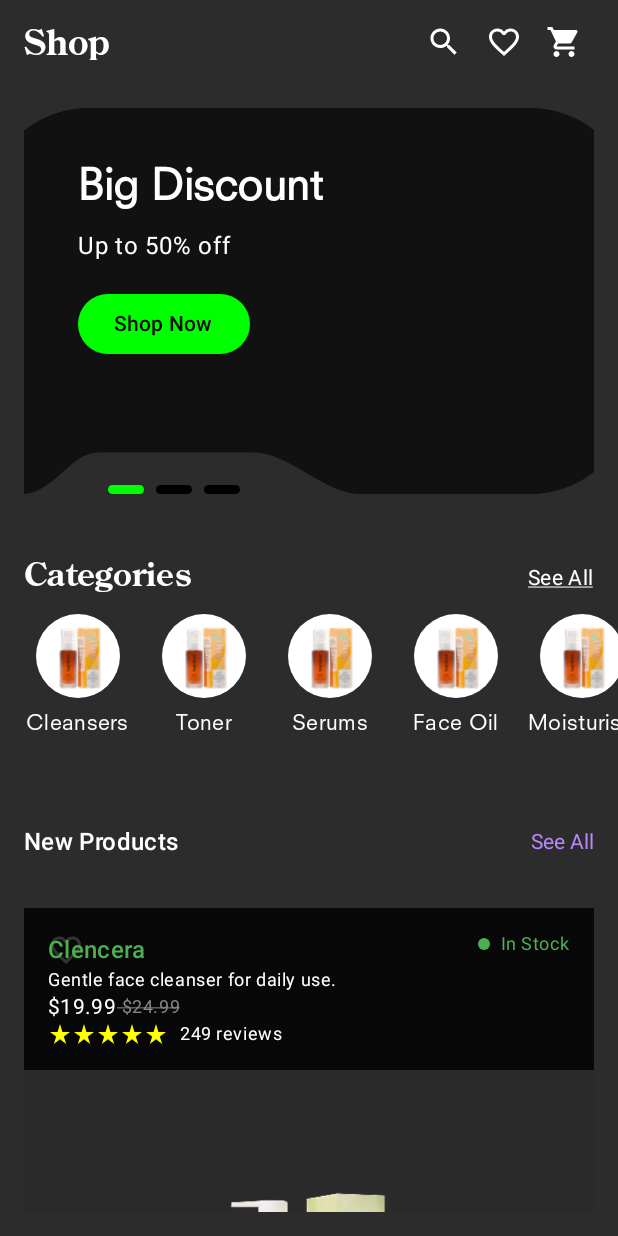
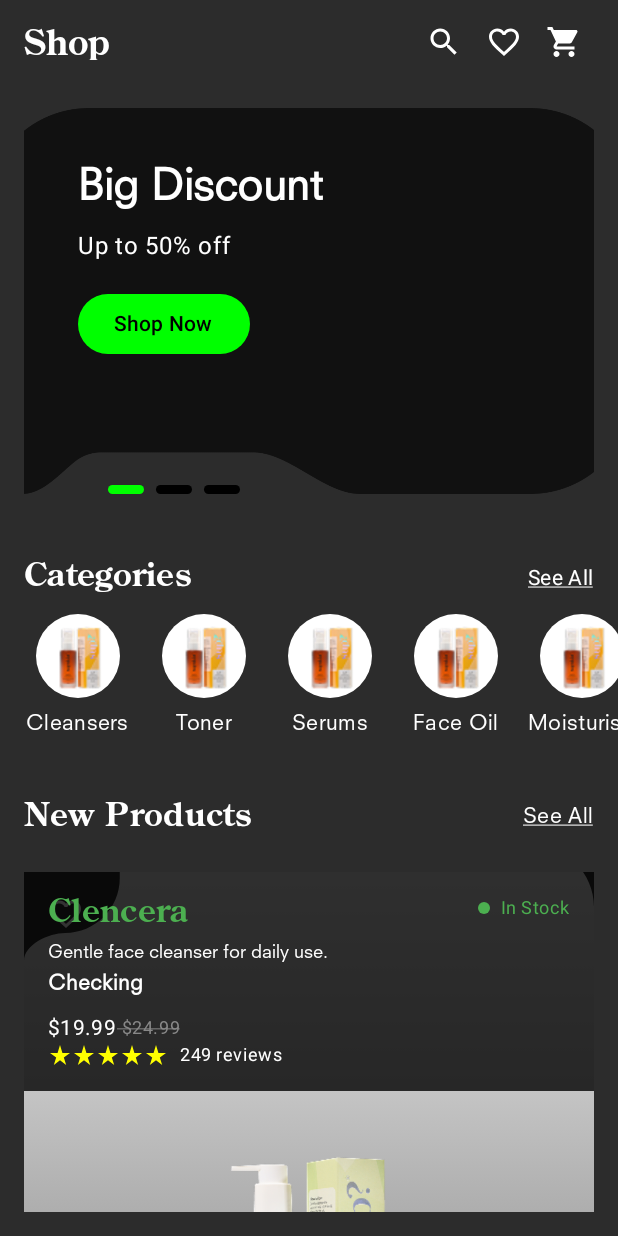
Before and after one commit to oyeraghib/Shop-App-D4C, an Android app built with Jetpack Compose: the screen it shows after launch (HomeActivity), on a phone screen of 412 x 824 dp. Run offline under Robolectric (Android 15) with nearby library versions, the phone set to English and light mode, and no system bars; our stand-ins replace accompanist.

Commit message:
fix: product details item

```diff
--- a/app/src/main/java/com/d4cshopappassignment/data/Product.kt
+++ b/app/src/main/java/com/d4cshopappassignment/data/Product.kt
@@ -5,7 +5,7 @@ import com.checkmycharger.shopappassignment.R
 data class Product(
     val title: String,
     val description: String,
-    val secondDescription: String = "",
+    val secondDescription: String = "Checking",
     val price: String,
     val originalPrice: String,
     val imageRes: Int,
--- a/app/src/main/java/com/d4cshopappassignment/ui/activity/shopHome/HomeActivity.kt
+++ b/app/src/main/java/com/d4cshopappassignment/ui/activity/shopHome/HomeActivity.kt
@@ -38,8 +38,12 @@ import androidx.compose.ui.draw.clip
 import androidx.compose.ui.graphics.Color
 import androidx.compose.ui.layout.ContentScale
 import androidx.compose.ui.res.painterResource
+import androidx.compose.ui.text.font.Font
+import androidx.compose.ui.text.font.FontFamily
+import androidx.compose.ui.text.font.FontWeight
 import androidx.compose.ui.text.style.TextDecoration
 import androidx.compose.ui.unit.dp
+import androidx.compose.ui.unit.sp
 import com.checkmycharger.shopappassignment.R
 import com.d4cshopappassignment.data.Product
 import com.d4cshopappassignment.data.PromoCard
@@ -49,10 +53,6 @@ import com.d4cshopappassignment.data.sampleProducts
 import com.google.accompanist.pager.ExperimentalPagerApi
 import com.google.accompanist.pager.HorizontalPager
 import com.google.accompanist.pager.rememberPagerState
-import androidx.compose.ui.text.font.Font
-import androidx.compose.ui.text.font.FontFamily
-import androidx.compose.ui.text.font.FontWeight
-import androidx.compose.ui.unit.sp
 
 class HomeActivity : ComponentActivity() {
     override fun onCreate(savedInstanceState: Bundle?) {
@@ -156,7 +156,7 @@ fun CategoriesSection(
 ) {
     Column(
         modifier = Modifier.fillMaxWidth()
-            .padding(top = 8.dp, bottom = 8.dp)
+            .padding(top = 8.dp)
     ) {
         Row(
             modifier = Modifier
@@ -313,16 +313,21 @@ fun NewProductsHeader() {
     Row(
         modifier = Modifier
             .fillMaxWidth()
-            .padding(horizontal = 16.dp, vertical = 8.dp),
+            .padding(horizontal = 16.dp),
         horizontalArrangement = Arrangement.SpaceBetween,
         verticalAlignment = Alignment.CenterVertically
     ) {
-        Text("New Products", style = MaterialTheme.typography.titleMedium, color = Color.White)
-        Text("See All", color = Color(0xFFBB86FC), modifier = Modifier.clickable { })
+        Text("New Products", style = MaterialTheme.typography.titleMedium, color = Color.White,
+            fontSize = 22.sp,
+            fontFamily = FontFamily(Font(R.font.century_old_style_std_bold)))
+        Text("See All", modifier = Modifier.clickable { },
+            fontFamily = FontFamily(Font(R.font.neuzeit_sltstd_book)),
+            style = MaterialTheme.typography.bodyMedium.copy(
+                textDecoration = TextDecoration.Underline,
+                color = Color.White
+            ),)
     }
 }
-
-
 
 @Composable
 fun ProductCard(product: Product) {
@@ -334,7 +339,7 @@ fun ProductCard(product: Product) {
     ) {
         // Background PNG
         Image(
-            painter = painterResource(id = R.drawable.product_title_card),
+            painter = painterResource(id = R.drawable.product_bg_card),
             contentDescription = null,
             contentScale = ContentScale.Crop,
             modifier = Modifier.fillMaxSize()
@@ -401,7 +406,8 @@ fun ProductDetailsOverlay(product: Product) {
             horizontalArrangement = Arrangement.SpaceBetween,
             modifier = Modifier.fillMaxWidth()
         ) {
-            Text(product.title, color = Color(0xFF4CAF50), style = MaterialTheme.typography.titleMedium)
+            Text(product.title, color = Color(0xFF4CAF50), style = MaterialTheme.typography.titleMedium,
+                fontSize = 22.sp, fontFamily = FontFamily(Font(R.font.century_old_style_std_bold)))
             Row(verticalAlignment = Alignment.CenterVertically) {
                 val stockColor = if (product.inStock) Color(0xFF4CAF50) else Color.Red
                 Box(
@@ -418,14 +424,34 @@ fun ProductDetailsOverlay(product: Product) {
             }
         }
 
-        Text(product.description, color = Color.White, style = MaterialTheme.typography.bodySmall)
+        Text(
+            text = product.description,
+            color = Color.White,
+            fontSize = 12.sp,
+            fontFamily = FontFamily(Font(R.font.neuzeit_sltstd_book)),
+            fontWeight = FontWeight.Normal,
+            modifier = Modifier.padding(top = 8.dp)
 
-        Row(verticalAlignment = Alignment.CenterVertically) {
+        )
+
+        Text(
+            text = product.secondDescription,
+            color = Color.White,
+            fontSize = 14.sp,
+            fontFamily = FontFamily(Font(R.font.neuzeit_sltstd_book)),
+            fontWeight = FontWeight.Bold,
+            modifier = Modifier.padding(top = 8.dp)
+        )
+
+        Row(verticalAlignment = Alignment.CenterVertically,
+            modifier = Modifier.padding(top = 12.dp)
+        ) {
+
             Text(product.price, color = Color.White, style = MaterialTheme.typography.bodyMedium)
             Text(
                 text = " ${product.originalPrice}",
                 style = MaterialTheme.typography.bodySmall.copy(textDecoration = TextDecoration.LineThrough),
-                color = Color.Gray
+                color = Color.Gray,
             )
         }
 
```
